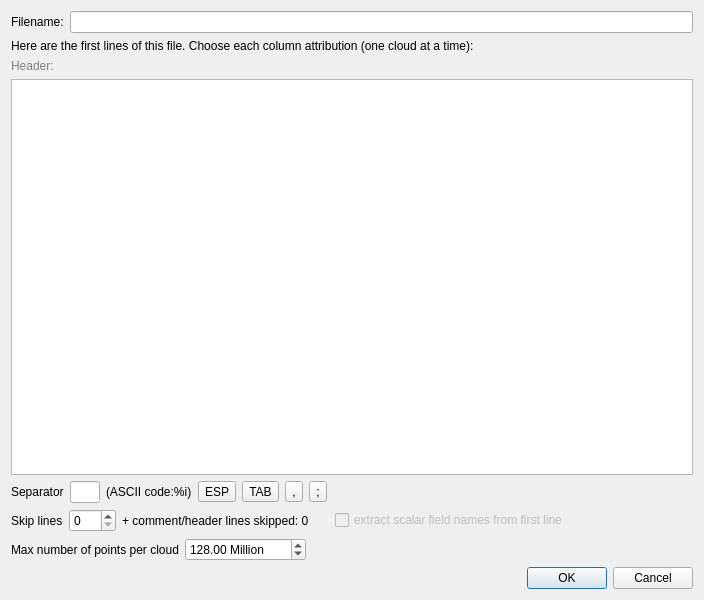
First picture: the form in libs/qCC_io/ui_templates/openAsciiFileDlg.ui, repository CloudCompare/CloudCompare, before the edit.
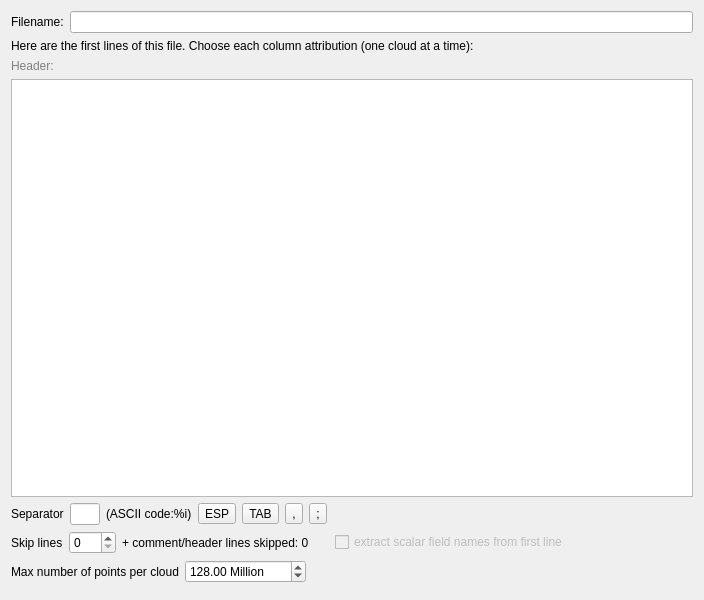
Second picture: the form after the edit.

Commit message: 'Apply all' button added to the ASCII import dialog

Diff of the .ui file:
```diff
--- a/libs/qCC_io/ui_templates/openAsciiFileDlg.ui
+++ b/libs/qCC_io/ui_templates/openAsciiFileDlg.ui
@@ -277,9 +277,6 @@
      <property name="orientation">
       <enum>Qt::Horizontal</enum>
      </property>
-     <property name="standardButtons">
-      <set>QDialogButtonBox::Cancel|QDialogButtonBox::Ok</set>
-     </property>
     </widget>
    </item>
   </layout>
```
The commit also changes 6 other files.
